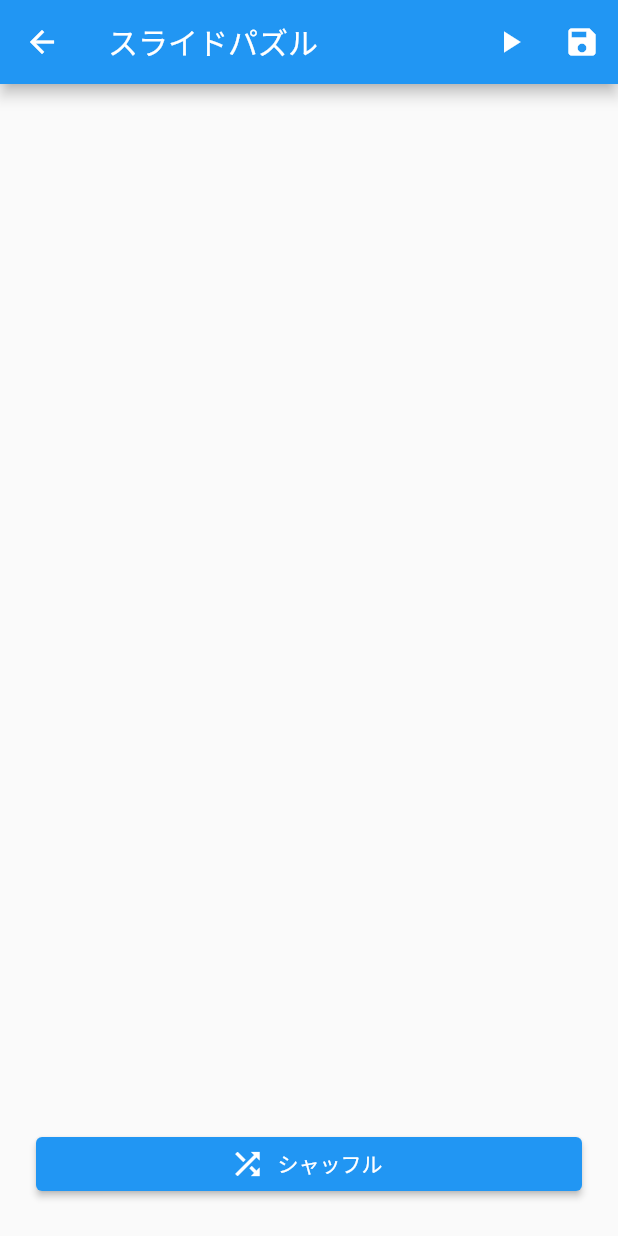
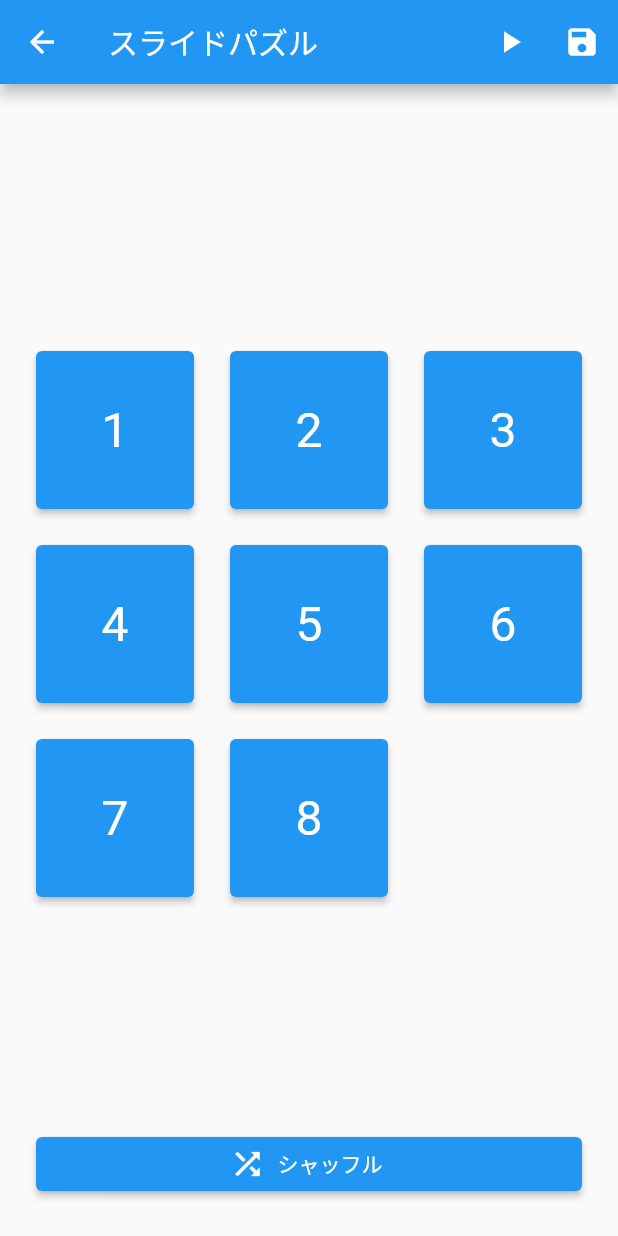
Before and after one commit to inamumu/flutter_puzzle, a Flutter app: the PuzzlePage screen opened directly, on a phone screen of 412 x 824 dp. Run offline on Flutter 3.47's test engine with Material 2 defaults, Android fonts, the phone set to English and light mode, and no system bars; missing offline and left inert: dart:html.

Commit message:
四角を作った

```diff
--- a/lib/main.dart
+++ b/lib/main.dart
@@ -109,6 +109,82 @@
 
   @override
   Widget build(BuildContext context) {
-    return Container();
+    return GridView.count(
+      shrinkWrap: true,
+      crossAxisCount: 3,
+      crossAxisSpacing: 24,
+      mainAxisSpacing: 24,
+      padding: const EdgeInsets.symmetric(vertical: 24),
+      children: [
+        TileView(
+          number: 1,
+          color: Colors.blue,
+          onPressed: () => {},
+        ),
+        TileView(
+          number: 2,
+          color: Colors.blue,
+          onPressed: () => {},
+        ),
+        TileView(
+          number: 3,
+          color: Colors.blue,
+          onPressed: () => {},
+        ),
+        TileView(
+          number: 4,
+          color: Colors.blue,
+          onPressed: () => {},
+        ),
+        TileView(
+          number: 5,
+          color: Colors.blue,
+          onPressed: () => {},
+        ),
+        TileView(
+          number: 6,
+          color: Colors.blue,
+          onPressed: () => {},
+        ),
+        TileView(
+          number: 7,
+          color: Colors.blue,
+          onPressed: () => {},
+        ),
+        TileView(
+          number: 8,
+          color: Colors.blue,
+          onPressed: () => {},
+        )
+      ],
+    );
   }
 }
+
+class TileView extends StatelessWidget {
+  final int number;
+  final Color color;
+  final void Function() onPressed;
+
+  const TileView({
+    Key? key,
+    required this.number,
+    required this.color,
+    required this.onPressed,
+  }) : super(key: key);
+
+  @override
+  Widget build(BuildContext context) {
+    return ElevatedButton(
+        onPressed: onPressed,
+        style: ElevatedButton.styleFrom(
+          primary: color,
+          textStyle: const TextStyle(fontSize: 32),
+        ),
+        child: Center(
+          child: Text(
+            number.toString(),
+          ),
+        ));
+  }
+}
```
